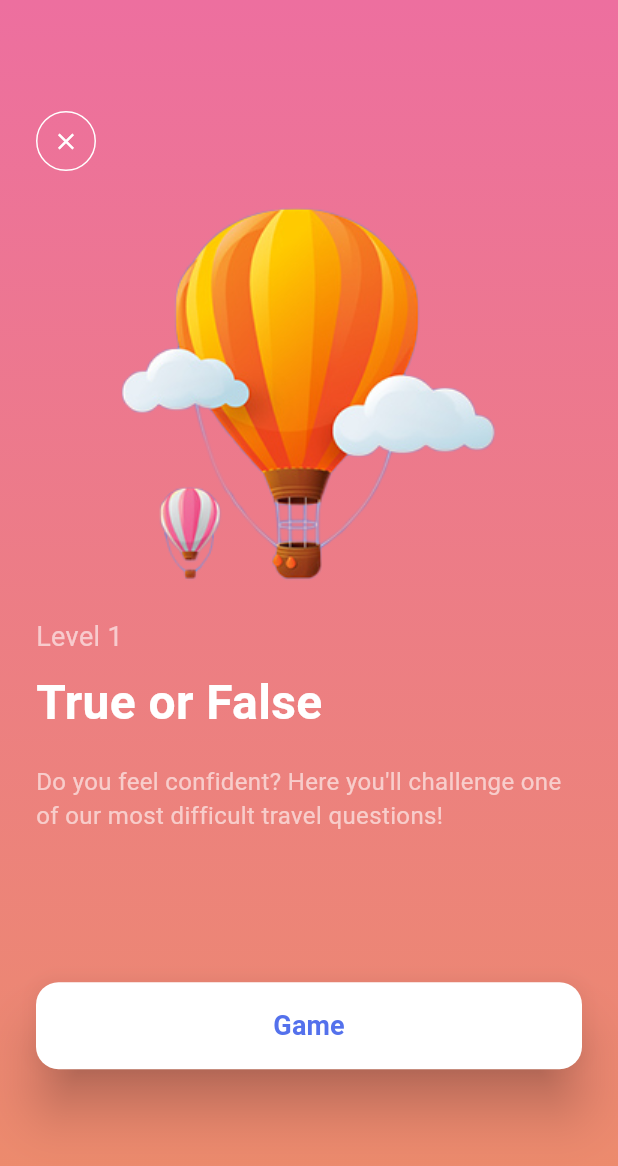
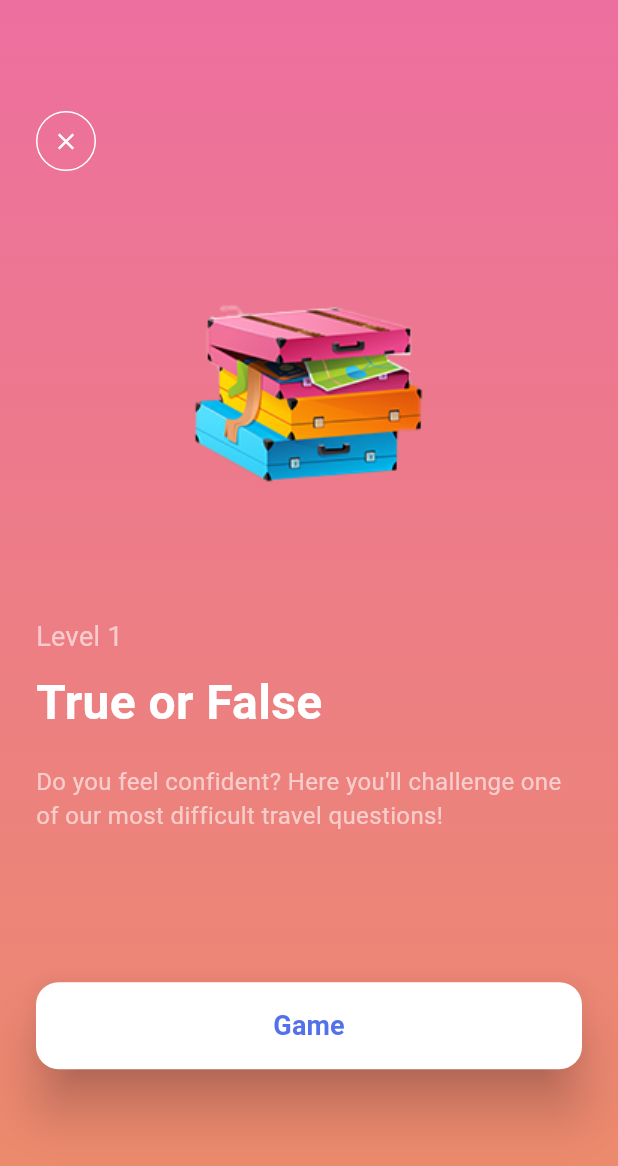
Before and after one commit to YazanMaghary/quiz_app, a Flutter app: the HomePage screen opened by its route, after a tap on "Level 1", on a phone screen of 412 x 824 dp. Shown: the top 1166 px of the screen. Run offline on Flutter 3.47's test engine with Material 3 defaults, Android fonts, the phone set to English and light mode, and no system bars; our stand-ins replace rflutter_alert; Roboto replaces fonts that are missing (Sf-Pro-Text).

Commit message:
upgrade to latest version

```diff
--- /dev/null
+++ b/lib/core/routing/router.dart
@@ -0,0 +1,27 @@
+import 'package:flutter/material.dart';
+import 'package:team_quiz_app/modules/level.dart';
+import 'package:team_quiz_app/pages/level_describtion.dart';
+import 'package:team_quiz_app/core/shared/widgets/fade_builder.dart';
+import '../../pages/home.dart';
+import '../../pages/questions/brain/quiz_brain.dart';
+import '../../pages/questions/qestion_screen.dart';
+import 'routes.dart';
+
+Route<dynamic>? generateRoute(RouteSettings settings) {
+  String? routeName = settings.name;
+  switch (routeName) {
+    case Routes.homePage:
+      return FadeBuilder(const HomePage());
+
+    case Routes.question:
+      QuizBrain quizBrain = settings.arguments as QuizBrain;
+      return FadeBuilder(QuestionScreen(
+        quizBrain: quizBrain,
+      ));
+    case Routes.levelDescription:
+      Level level = settings.arguments as Level;
+      return FadeBuilder(LevelDescription(level));
+    default:
+      return MaterialPageRoute(builder: (_) => Container());
+  }
+}
--- /dev/null
+++ b/lib/core/shared/widgets/my_level_widget.dart
@@ -0,0 +1,80 @@
+import 'package:flutter/material.dart';
+
+import 'package:team_quiz_app/modules/level.dart';
+import 'package:team_quiz_app/core/shared/widgets/my_outline_btn.dart';
+
+import '../resources/fonts.dart';
+
+class MyLevelWidget extends StatelessWidget {
+  final Function() fun;
+  final Level level;
+  const MyLevelWidget({super.key, required this.fun, required this.level});
+
+  @override
+  Widget build(BuildContext context) {
+    return GestureDetector(
+      onTap: fun,
+      child: Stack(
+        alignment: Alignment.topRight,
+        children: [
+          Container(
+            width: double.infinity,
+            margin: const EdgeInsets.only(top: 54, bottom: 24),
+            padding: const EdgeInsets.all(24),
+            decoration: BoxDecoration(
+              gradient: LinearGradient(
+                colors: level.colors,
+              ),
+              borderRadius: BorderRadius.circular(30),
+            ),
+            child: Column(
+              crossAxisAlignment: CrossAxisAlignment.start,
+              children: [
+                SizedBox(
+                  height: 44,
+                  width: 44,
+                  child: MYOutlineBtn(
+                    icon: level.icon,
+                    iconColor: Colors.white,
+                    bColor: Colors.white,
+                    function: () {},
+                    shapeBorder: RoundedRectangleBorder(
+                      borderRadius: BorderRadius.circular(15),
+                    ),
+                  ),
+                ),
+                const SizedBox(
+                  height: 12,
+                ),
+                Text(
+                  level.subtitle,
+                  style: const TextStyle(
+                    fontSize: 16,
+                    color: Colors.white60,
+                    fontFamily: kFontFamily,
+                  ),
+                ),
+                const SizedBox(
+                  height: 4,
+                ),
+                Text(
+                  level.title,
+                  style: const TextStyle(
+                    fontSize: 32,
+                    color: Colors.white,
+                    fontWeight: FontWeight.bold,
+                    fontFamily: kFontFamily,
+                  ),
+                ),
+              ],
+            ),
+          ),
+          Padding(
+            padding: const EdgeInsets.only(right: 28.0),
+            child: Image.asset(level.image),
+          ),
+        ],
+      ),
+    );
+  }
+}
--- /dev/null
+++ b/lib/core/shared/widgets/my_outline_btn.dart
@@ -0,0 +1,41 @@
+import 'package:flutter/material.dart';
+
+class MYOutlineBtn extends StatelessWidget {
+  final IconData icon;
+  final Color bColor;
+  final Color iconColor;
+  final OutlinedBorder shapeBorder;
+  final Function() function;
+  final EdgeInsets padding;
+  const MYOutlineBtn({
+    Key? key,
+    required this.icon,
+    required this.function,
+    required this.bColor,
+    required this.iconColor,
+    this.shapeBorder = const CircleBorder(),
+    this.padding = EdgeInsets.zero,
+  }) : super(key: key);
+
+  @override
+  Widget build(BuildContext context) {
+    return Padding(
+      padding: padding,
+      child: OutlinedButton(
+        onPressed: function,
+        style: const ButtonStyle().copyWith(
+            shape: WidgetStatePropertyAll(
+              shapeBorder,
+            ),
+            side: WidgetStatePropertyAll(
+              BorderSide(color: bColor),
+            ),
+            padding: const WidgetStatePropertyAll(EdgeInsets.all(8))),
+        child: Icon(
+          icon,
+          color: iconColor,
+        ),
+      ),
+    );
+  }
+}
--- a/lib/main.dart
+++ b/lib/main.dart
@@ -1,6 +1,6 @@
 import 'package:flutter/material.dart';
-import 'package:team_quiz_app/routing/router.dart';
-import 'routing/routes.dart';
+import 'package:team_quiz_app/core/routing/router.dart';
+import 'core/routing/routes.dart';
 
 void main() {
   runApp(const MyApp());
--- a/lib/pages/level_describtion.dart
+++ b/lib/pages/level_describtion.dart
@@ -1,10 +1,10 @@
 import 'package:flutter/material.dart';
 import 'package:team_quiz_app/pages/home.dart';
 import '../modules/level.dart';
-import '../shared/resources/assets.dart';
-import '../shared/resources/colors.dart';
-import '../shared/resources/fonts.dart';
-import '../shared/widgets/fade_builder.dart';
+import '../core/shared/resources/assets.dart';
+import '../core/shared/resources/colors.dart';
+import '../core/shared/resources/fonts.dart';
+import '../core/shared/widgets/fade_builder.dart';
 
 class LevelDescription extends StatelessWidget {
   const LevelDescription(
@@ -37,14 +37,14 @@ class LevelDescription extends StatelessWidget {
                     Navigator.pop(context, FadeBuilder(const HomePage()));
                   },
                   style: const ButtonStyle().copyWith(
-                      shape: const MaterialStatePropertyAll(
+                      shape: const WidgetStatePropertyAll(
                         CircleBorder(),
                       ),
-                      side: const MaterialStatePropertyAll(
+                      side: const WidgetStatePropertyAll(
                         BorderSide(color: Colors.white),
                       ),
                       padding:
-                          const MaterialStatePropertyAll(EdgeInsets.all(8))),
+                          const WidgetStatePropertyAll(EdgeInsets.all(8))),
                   child: const Icon(
                     Icons.close,
                     color: Colors.white,
@@ -54,7 +54,7 @@ class LevelDescription extends StatelessWidget {
               Expanded(
                 flex: 3,
                 child: Center(
-                  child: Image.asset(assetBallonBig),
+                  child: Image.asset(level.image),
                 ),
               ),
               Text(
--- a/lib/routing/router.dart
+++ /dev/null
@@ -1,27 +0,0 @@
-import 'package:flutter/material.dart';
-import 'package:team_quiz_app/modules/level.dart';
-import 'package:team_quiz_app/pages/level_describtion.dart';
-import 'package:team_quiz_app/shared/widgets/fade_builder.dart';
-import '../pages/home.dart';
-import '../pages/questions/brain/quiz_brain.dart';
-import '../pages/questions/qestion_screen.dart';
-import 'routes.dart';
-
-Route<dynamic>? generateRoute(RouteSettings settings) {
-  String? routeName = settings.name;
-  switch (routeName) {
-    case Routes.homePage:
-      return FadeBuilder(const HomePage());
-
-    case Routes.question:
-      QuizBrain quizBrain = settings.arguments as QuizBrain;
-      return FadeBuilder(QuestionScreen(
-        quizBrain: quizBrain,
-      ));
-    case Routes.levelDescription:
-      Level level = settings.arguments as Level;
-      return FadeBuilder(LevelDescription(level));
-    default:
-      return MaterialPageRoute(builder: (_) => Container());
-  }
-}
--- a/lib/shared/widgets/my_level_widget.dart
+++ /dev/null
@@ -1,80 +0,0 @@
-import 'package:flutter/material.dart';
-
-import 'package:team_quiz_app/modules/level.dart';
-import 'package:team_quiz_app/shared/widgets/my_outline_btn.dart';
-
-import '../resources/fonts.dart';
-
-class MyLevelWidget extends StatelessWidget {
-  final Function() fun;
-  final Level level;
-  const MyLevelWidget({super.key, required this.fun, required this.level});
-
-  @override
-  Widget build(BuildContext context) {
-    return GestureDetector(
-      onTap: fun,
-      child: Stack(
-        alignment: Alignment.topRight,
-        children: [
-          Container(
-            width: double.infinity,
-            margin: const EdgeInsets.only(top: 54, bottom: 24),
-            padding: const EdgeInsets.all(24),
-            decoration: BoxDecoration(
-              gradient: LinearGradient(
-                colors: level.colors,
-              ),
-              borderRadius: BorderRadius.circular(30),
-            ),
-            child: Column(
-              crossAxisAlignment: CrossAxisAlignment.start,
-              children: [
-                SizedBox(
-                  height: 44,
-                  width: 44,
-                  child: MYOutlineBtn(
-                    icon: level.icon,
-                    iconColor: Colors.white,
-                    bColor: Colors.white,
-                    function: () {},
-                    shapeBorder: RoundedRectangleBorder(
-                      borderRadius: BorderRadius.circular(15),
-                    ),
-                  ),
-                ),
-                const SizedBox(
-                  height: 12,
-                ),
-                Text(
-                  level.subtitle,
-                  style: const TextStyle(
-                    fontSize: 16,
-                    color: Colors.white60,
-                    fontFamily: kFontFamily,
-                  ),
-                ),
-                const SizedBox(
-                  height: 4,
-                ),
-                Text(
-                  level.title,
-                  style: const TextStyle(
-                    fontSize: 32,
-                    color: Colors.white,
-                    fontWeight: FontWeight.bold,
-                    fontFamily: kFontFamily,
-                  ),
-                ),
-              ],
-            ),
-          ),
-          Padding(
-            padding: const EdgeInsets.only(right: 28.0),
-            child: Image.asset(level.image),
-          ),
-        ],
-      ),
-    );
-  }
-}
--- a/lib/shared/widgets/my_outline_btn.dart
+++ /dev/null
@@ -1,40 +0,0 @@
-import 'package:flutter/material.dart';
-
-class MYOutlineBtn extends StatelessWidget {
-  final IconData icon;
-  final Color bColor;
-  final Color iconColor;
-  final OutlinedBorder shapeBorder;
-  final Function() function;
-  final EdgeInsets padding;
-  const MYOutlineBtn({
-    Key? key,
-    required this.icon,
-    required this.function,
-    required this.bColor,
-    required this.iconColor,
-    this.shapeBorder = const CircleBorder(),  this.padding=EdgeInsets.zero,
-  }) : super(key: key);
-
-  @override
-  Widget build(BuildContext context) {
-    return Padding(
-      padding: padding,
-      child: OutlinedButton(
-        onPressed: function,
-        style: const ButtonStyle().copyWith(
-            shape: MaterialStatePropertyAll(
-              shapeBorder,
-            ),
-            side: MaterialStatePropertyAll(
-              BorderSide(color: bColor),
-            ),
-            padding: const MaterialStatePropertyAll(EdgeInsets.all(8))),
-        child: Icon(
-          icon,
-          color: iconColor,
-        ),
-      ),
-    );
-  }
-}
```
Also changed, not shown: lib/pages/home.dart (+6 -5 lines), lib/pages/questions/qestion_screen.dart (+7 -7 lines), lib/core/routing/routes.dart (renamed from lib/routing/routes.dart), lib/core/shared/resources/assets.dart (renamed from lib/shared/resources/assets.dart), lib/core/shared/resources/colors.dart (renamed from lib/shared/resources/colors.dart), lib/core/shared/resources/fonts.dart (renamed from lib/shared/resources/fonts.dart), lib/core/shared/widgets/alert.dart (renamed from lib/shared/widgets/alert.dart), lib/core/shared/widgets/app_bar.dart (renamed from lib/shared/widgets/app_bar.dart), lib/core/shared/widgets/choice_button.dart (renamed from lib/shared/widgets/choice_button.dart), lib/core/shared/widgets/fade_builder.dart (renamed from lib/shared/widgets/fade_builder.dart), lib/core/shared/widgets/quiz_header.dart (renamed from lib/shared/widgets/quiz_header.dart), lib/core/shared/widgets/score_keeper_view.dart (renamed from lib/shared/widgets/score_keeper_view.dart), pubspec.lock, 135 other files.
